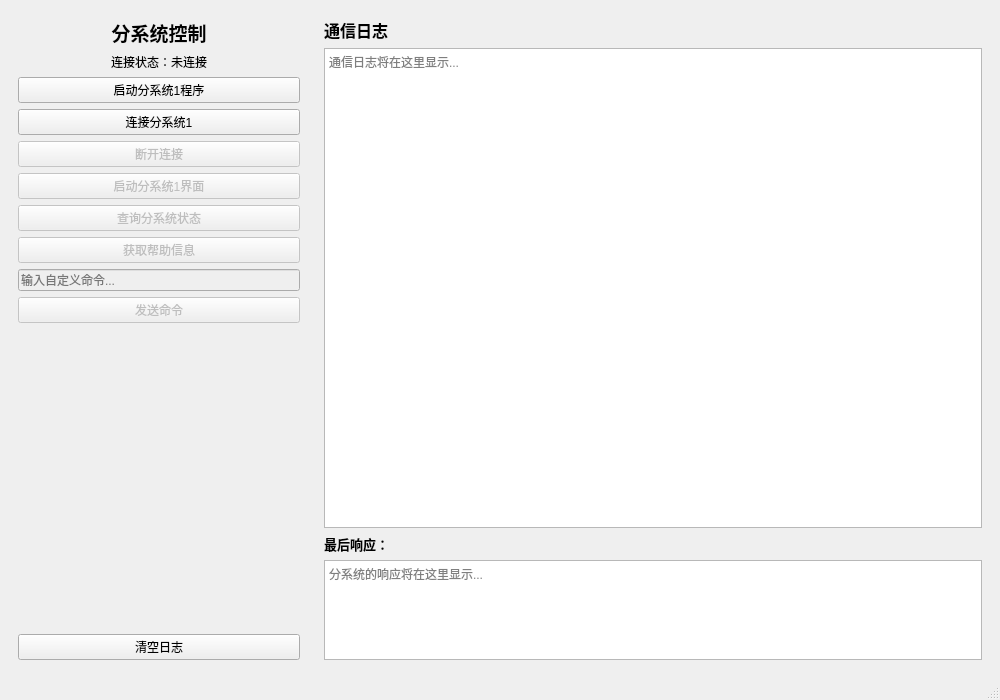
First picture: the form in mainwindow.ui, repository NUM-1111/QT_mainsystem, before the edit.
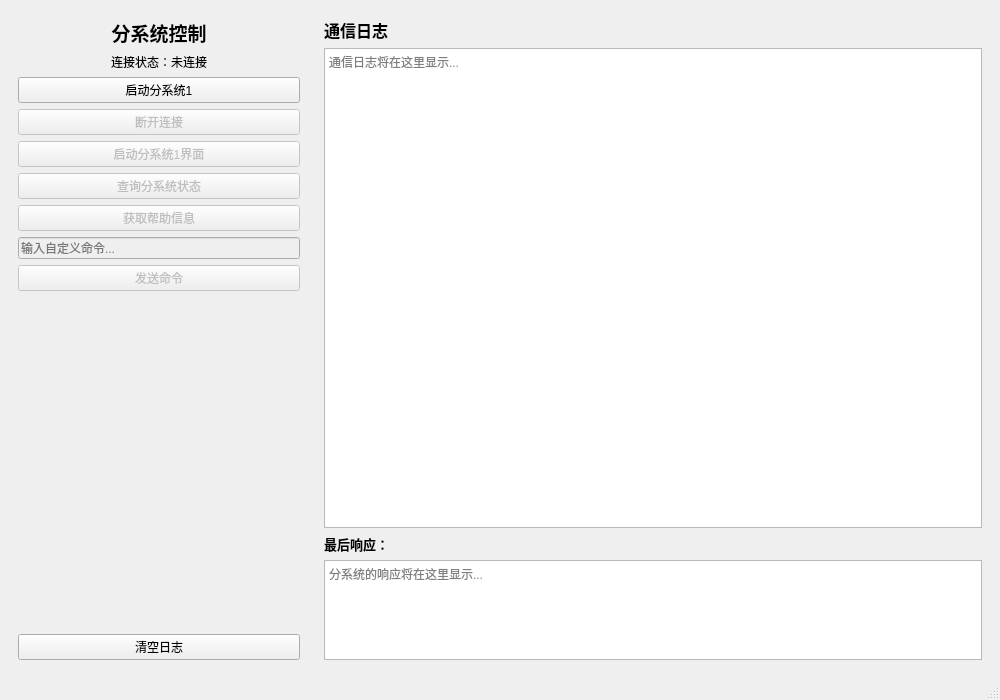
Second picture: the form after the edit.

Commit message: 修改主系统启动

The edit to the form file:
```diff
--- a/mainwindow.ui
+++ b/mainwindow.ui
@@ -54,14 +54,7 @@
        <item>
         <widget class="QPushButton" name="startSubsystem1Btn">
          <property name="text">
-          <string>启动分系统1程序</string>
-         </property>
-        </widget>
-       </item>
-       <item>
-        <widget class="QPushButton" name="connectBtn">
-         <property name="text">
-          <string>连接分系统1</string>
+          <string>启动分系统1</string>
          </property>
         </widget>
        </item>
```
The commit also changes 11 other files.
